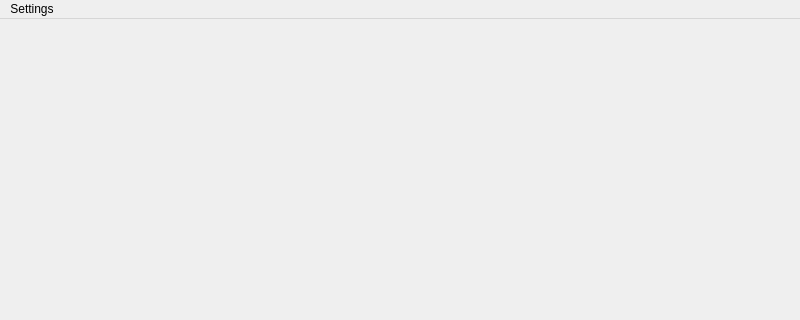
Qt form ui/main.ui (HazemMeqdad/dr-system) before a commit; both pictures show x 0 to 800 and y 0 to 320 of the 800 by 600 pixel window.
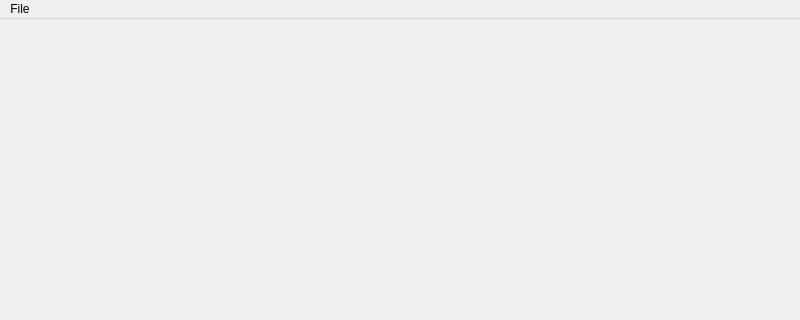
The same form after that commit.

```diff
--- a/ui/main.ui
+++ b/ui/main.ui
@@ -10,12 +10,6 @@
     <height>600</height>
    </rect>
   </property>
-  <property name="minimumSize">
-   <size>
-    <width>800</width>
-    <height>600</height>
-   </size>
-  </property>
   <property name="windowTitle">
    <string>MainWindow</string>
   </property>
@@ -41,12 +35,12 @@
      <x>0</x>
      <y>0</y>
      <width>800</width>
-     <height>24</height>
+     <height>21</height>
     </rect>
    </property>
-   <widget class="QMenu" name="menuQStackedWidget">
+   <widget class="QMenu" name="menuFile">
     <property name="title">
-     <string>Settings</string>
+     <string>File</string>
     </property>
     <widget class="QMenu" name="menubackup">
      <property name="title">
@@ -60,7 +54,7 @@
     <addaction name="separator"/>
     <addaction name="menubackup"/>
    </widget>
-   <addaction name="menuQStackedWidget"/>
+   <addaction name="menuFile"/>
   </widget>
   <widget class="QStatusBar" name="statusbar"/>
   <action name="actionRestore">
```
Left out of the diff: 34 changed lines with no effect on the pictures.
